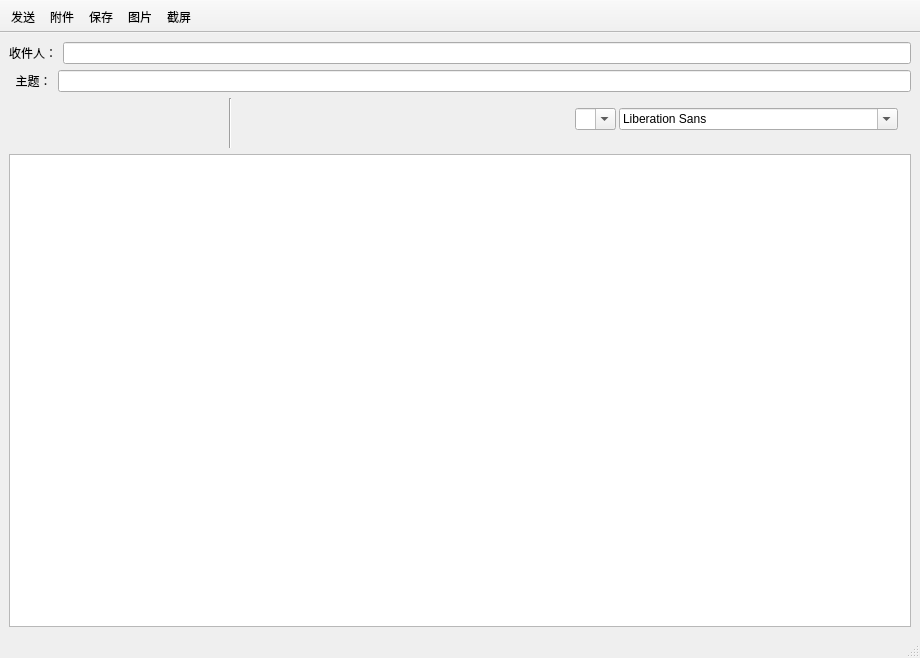
Above: foxmail/ui/composewindow.ui from newhustdebug/pxmail before the change. Below: the same form after it.
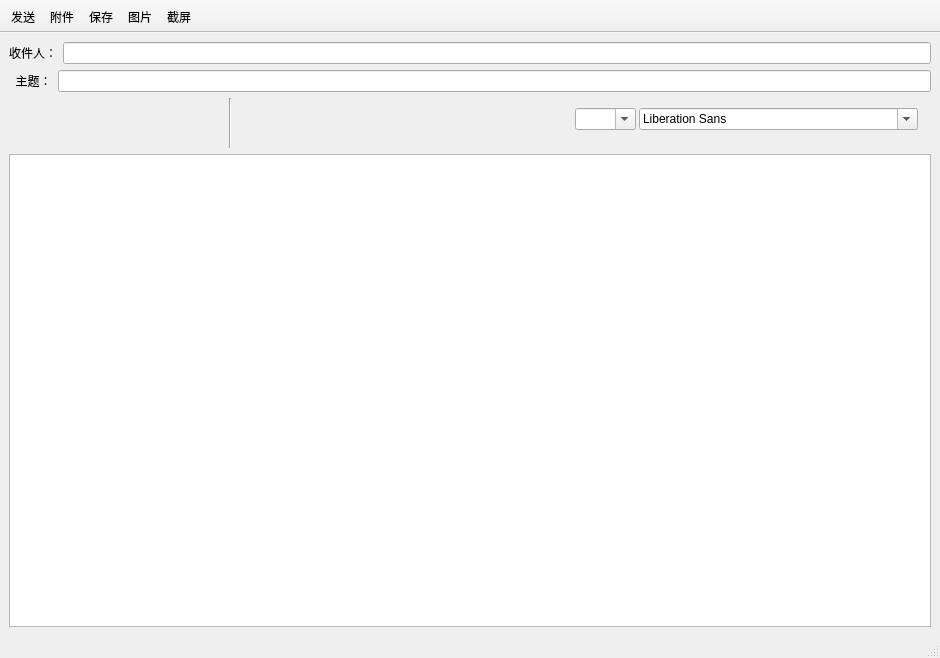
That is the form after the change. Icons and pictures are not drawn.

What changed in the file:
```diff
--- a/foxmail/ui/composewindow.ui
+++ b/foxmail/ui/composewindow.ui
@@ -6,7 +6,7 @@
    <rect>
     <x>0</x>
     <y>0</y>
-    <width>920</width>
+    <width>940</width>
     <height>658</height>
    </rect>
   </property>
@@ -623,7 +623,7 @@
         <widget class="QFontComboBox" name="comboFont">
          <property name="geometry">
           <rect>
-           <x>610</x>
+           <x>630</x>
            <y>10</y>
            <width>279</width>
            <height>22</height>
@@ -896,7 +896,7 @@
           <rect>
            <x>566</x>
            <y>10</y>
-           <width>41</width>
+           <width>61</width>
            <height>22</height>
           </rect>
          </property>
```
Left out of the diff: 210 changed lines with no effect on the pictures.
